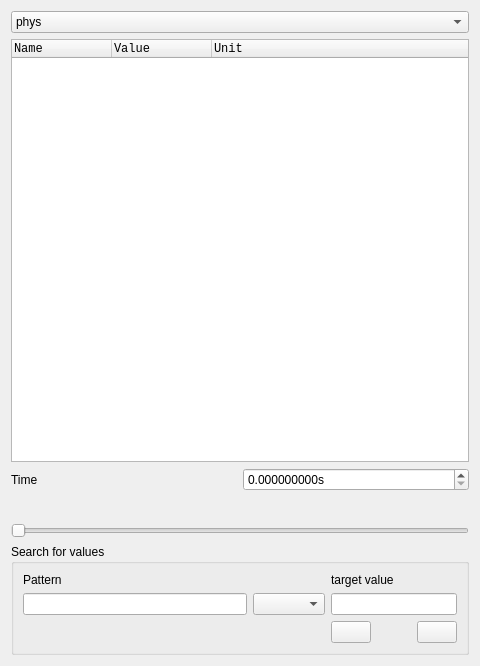
First picture: the form in asammdf/gui/ui/numeric.ui, repository danielhrisca/asammdf, before the edit.
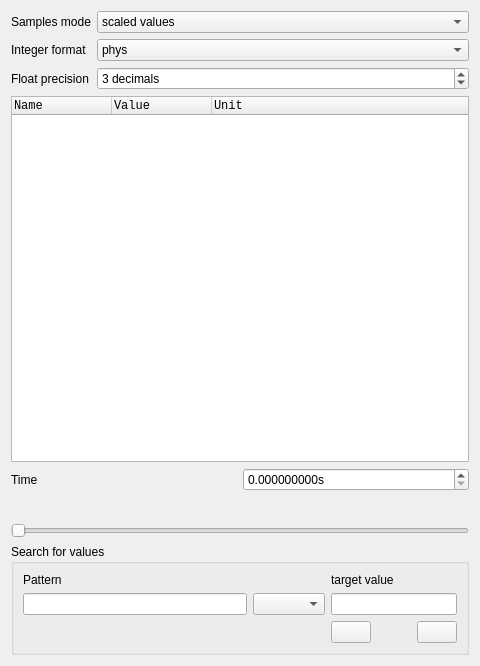
Second picture: the form after the edit. Icons and pictures are not drawn. Custom widgets are drawn as their Qt base class.

Commit message: add scaled/raw functionality to Numeric window

```diff
--- a/asammdf/gui/ui/numeric.ui
+++ b/asammdf/gui/ui/numeric.ui
@@ -15,6 +15,25 @@
   </property>
   <layout class="QVBoxLayout" name="verticalLayout" stretch="0,1,0,0,0,0">
    <item>
+    <layout class="QGridLayout" name="gridLayout_2" columnstretch="0,1">
+     <item row="0" column="1">
+      <widget class="QComboBox" name="mode_selection">
+       <property name="currentIndex">
+        <number>1</number>
+       </property>
+       <item>
+        <property name="text">
+         <string>raw values</string>
+        </property>
+       </item>
+       <item>
+        <property name="text">
+         <string>scaled values</string>
+        </property>
+       </item>
+      </widget>
+     </item>
+     <item row="1" column="1">
     <widget class="QComboBox" name="format_selection">
      <item>
       <property name="text">
@@ -32,6 +51,45 @@
       </property>
      </item>
     </widget>
+     </item>
+     <item row="0" column="0">
+      <widget class="QLabel" name="label_4">
+       <property name="text">
+        <string>Samples mode</string>
+       </property>
+      </widget>
+     </item>
+     <item row="1" column="0">
+      <widget class="QLabel" name="label_5">
+       <property name="text">
+        <string>Integer format</string>
+       </property>
+      </widget>
+     </item>
+     <item row="2" column="0">
+      <widget class="QLabel" name="label_6">
+       <property name="text">
+        <string>Float precision</string>
+       </property>
+      </widget>
+     </item>
+     <item row="2" column="1">
+      <widget class="QSpinBox" name="float_precision">
+       <property name="suffix">
+        <string> decimals</string>
+       </property>
+       <property name="prefix">
+        <string/>
+       </property>
+       <property name="maximum">
+        <number>15</number>
+       </property>
+       <property name="value">
+        <number>3</number>
+       </property>
+      </widget>
+     </item>
+    </layout>
    </item>
    <item>
     <widget class="NumericTreeWidget" name="channels">
```
Lines whose indentation alone changed are shown as unchanged. The commit also changes 6 other files.
